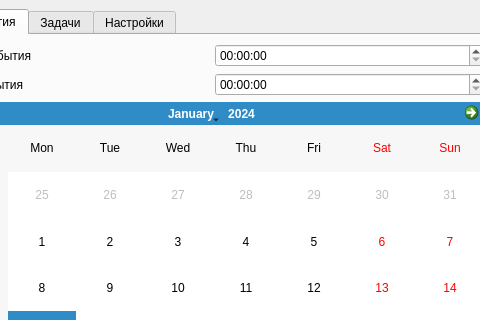
First picture: the form in Client/design_test.ui, repository maxpaleev/Task_manager, before the edit; both pictures show x 81 to 561 and y 0 to 320 of the 1135 by 547 pixel window.
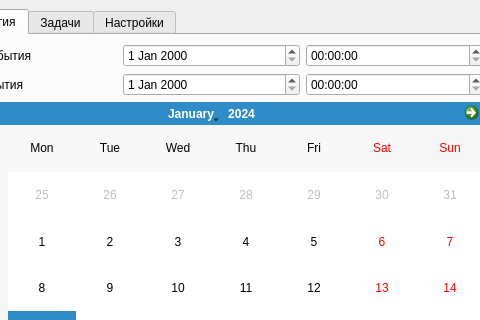
Second picture: the form after the edit.

Patch:
```diff
--- a/Client/design_test.ui
+++ b/Client/design_test.ui
@@ -45,6 +45,13 @@
               </property>
              </widget>
             </item>
+            <item>
+             <widget class="QDateEdit" name="dateStart">
+              <property name="calendarPopup">
+               <bool>false</bool>
+              </property>
+             </widget>
+            </item>
             <item>
              <widget class="QTimeEdit" name="timeStart"/>
             </item>
@@ -59,6 +66,9 @@
               </property>
              </widget>
             </item>
+            <item>
+             <widget class="QDateEdit" name="dateEnd"/>
+            </item>
             <item>
              <widget class="QTimeEdit" name="timeEnd"/>
             </item>
```
Left out of the diff: 3 changed lines with no effect on the pictures.
